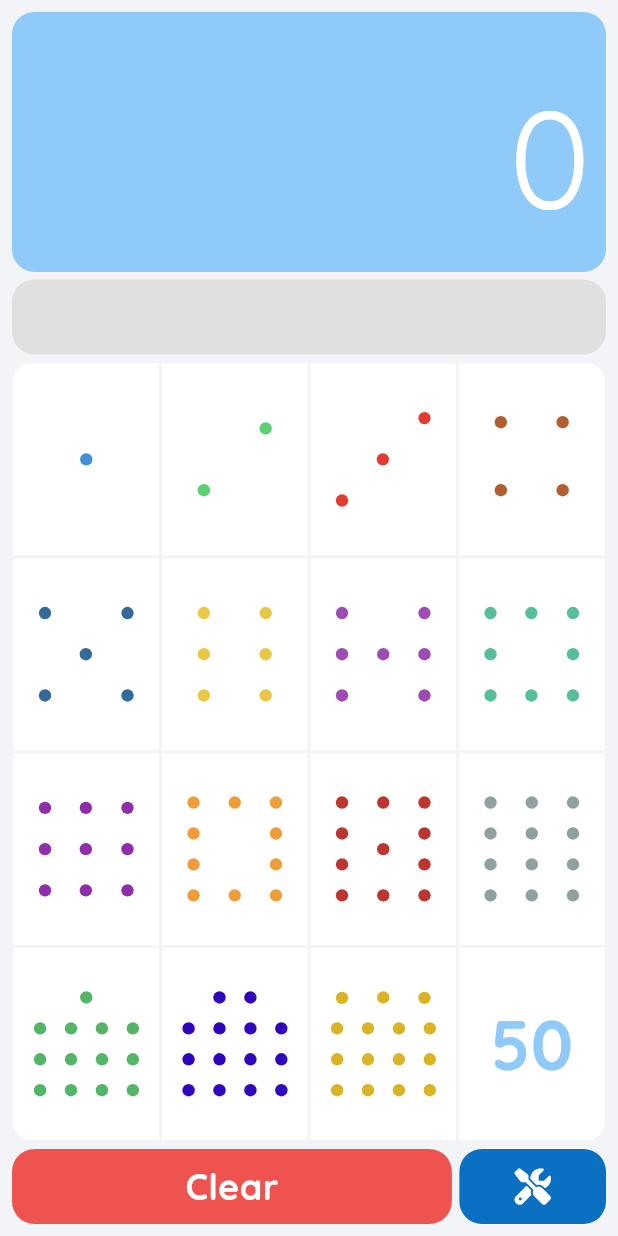
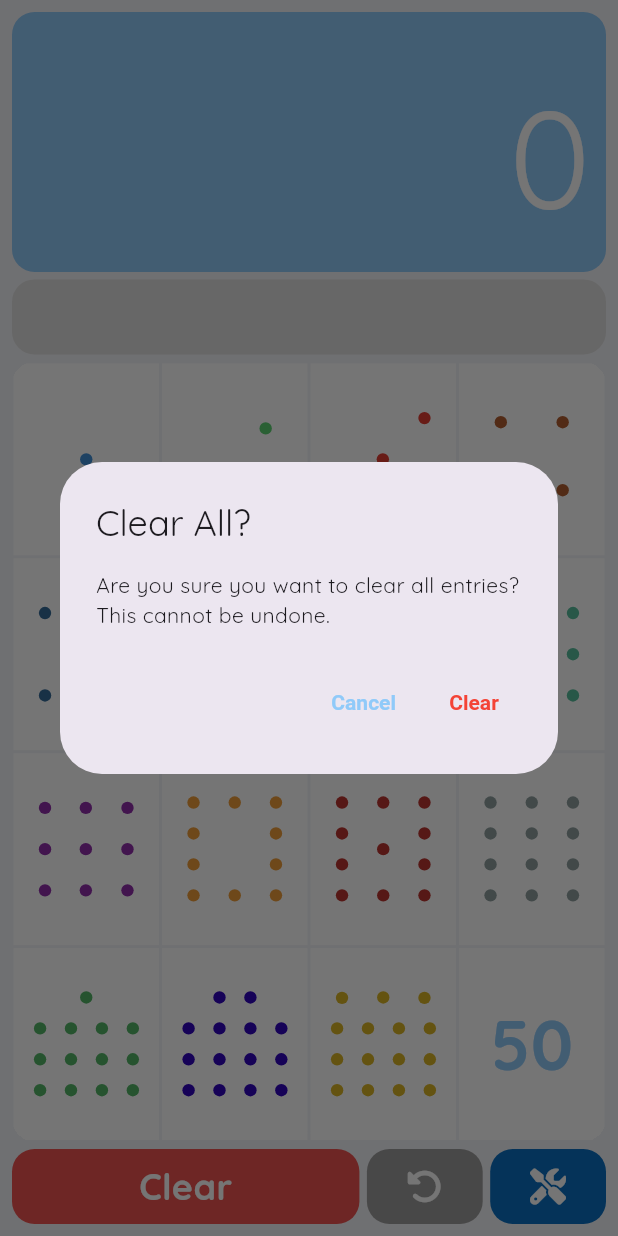
Before and after one commit to chrisstayte/DominoesCalculator, a Flutter app: the screen it shows after launch, after a tap on "Clear", on a phone screen of 412 x 824 dp. Run offline on Flutter 3.47's test engine with Material 3 defaults, Android fonts, the phone set to English and light mode, and no system bars; drawn by our look-alikes of auto_size_text; our stand-ins replace camera, flutter_svg, font_awesome_flutter, google_fonts, modal_bottom_sheet, package_info_plus and 3 more.

Commit message:
Fix bugs, improve code quality, add Undo button and Clear confirmation dialog
Co-authored-by: chrisstayte <12019608+chrisstayte@users.noreply.github.com>

```diff
--- a/lib/screens/home_screen.dart
+++ b/lib/screens/home_screen.dart
@@ -10,7 +10,6 @@ import 'package:dominoes/screens/widgets/keypad_key.dart';
 import 'package:dominoes/screens/widgets/tile_history.dart';
 import 'package:flutter/foundation.dart';
 import 'package:flutter/material.dart';
-import 'package:flutter/rendering.dart';
 import 'package:flutter/services.dart';
 import 'package:font_awesome_flutter/font_awesome_flutter.dart';
 import 'package:modal_bottom_sheet/modal_bottom_sheet.dart';
@@ -46,19 +45,50 @@ class _HomeScreenState extends State<HomeScreen> {
     });
   }
 
-  @override
-  void initState() {
-    super.initState();
+  void _undoLast() {
+    if (_calcHistory.isNotEmpty) {
+      setState(() {
+        _calcHistory.removeAt(0);
+      });
+      HapticFeedback.mediumImpact();
+    }
+  }
+
+  Future<void> _confirmClear() async {
+    final confirmed = await showDialog<bool>(
+      context: context,
+      builder: (context) => AlertDialog(
+        title: const Text('Clear All?'),
+        content: const Text(
+            'Are you sure you want to clear all entries? This cannot be undone.'),
+        actions: [
+          TextButton(
+            onPressed: () => Navigator.pop(context, false),
+            child: const Text('Cancel'),
+          ),
+          TextButton(
+            onPressed: () => Navigator.pop(context, true),
+            child: const Text(
+              'Clear',
+              style: TextStyle(color: Colors.red),
+            ),
+          ),
+        ],
+      ),
+    );
+    if (confirmed == true) {
+      setState(_calcHistory.clear);
+    }
   }
 
   @override
   Widget build(BuildContext context) {
-    SystemChrome.setSystemUIOverlayStyle(const SystemUiOverlayStyle(
+    return AnnotatedRegion<SystemUiOverlayStyle>(
+      value: const SystemUiOverlayStyle(
         statusBarBrightness: Brightness.light,
-        statusBarIconBrightness:
-            Brightness.dark //or set color with: Color(0xFF0000FF)
-        ));
-    return Scaffold(
+        statusBarIconBrightness: Brightness.dark,
+      ),
+      child: Scaffold(
       body: SafeArea(
         child: Padding(
           padding: const EdgeInsets.all(8.0),
@@ -243,7 +273,7 @@ class _HomeScreenState extends State<HomeScreen> {
                     Expanded(
                       flex: 3,
                       child: GestureDetector(
-                        onTap: () => setState(_calcHistory.clear),
+                        onTap: _confirmClear,
                         child: Container(
                           decoration: BoxDecoration(
                             color: Colors.red.shade400,
@@ -269,31 +299,38 @@ class _HomeScreenState extends State<HomeScreen> {
                     ),
                     Expanded(
                       child: GestureDetector(
+                        onTap: _undoLast,
+                        child: Container(
+                          decoration: BoxDecoration(
+                            color: Colors.grey.shade500,
+                            borderRadius: BorderRadius.circular(
+                              Global.ui.cornerRadius,
+                            ),
+                          ),
+                          child: const Center(
+                            child: FaIcon(
+                              FontAwesomeIcons.rotateLeft,
+                              color: Colors.white,
+                            ),
+                          ),
+                        ),
+                      ),
+                    ),
+                    SizedBox(
+                      width: _gapBetweenAreas,
+                    ),
+                    Expanded(
+                      child: GestureDetector(
                         onTap: () async {
                           if (kIsWeb) {
                             Navigator.pushNamed(context, '/settings');
-                          }
-                          if (Platform.isIOS) {
+                          } else if (!kIsWeb && Platform.isIOS) {
                             showCupertinoModalBottomSheet(
                               context: context,
                               builder: (context) => const SettingsScreen(),
                             );
                           } else {
                             Navigator.pushNamed(context, '/settings');
-                            // DraggableScrollableController controller =
-                            //     new DraggableScrollableController();
-                            // await showModalBottomSheet(
-                            //   backgroundColor: Colors.transparent,
-                            //   isScrollControlled: true,
-                            //   context: context,
-                            //   builder: (context) => DraggableScrollableSheet(
-                            //     controller: controller,
-                            //     builder: ((context, scrollController) =>
-                            //         SettingsScreen(
-                            //           controller: scrollController,
-                            //         )),
-                            //   ),
-                            // );
                           }
                         },
                         child: Container(
@@ -316,50 +353,6 @@ class _HomeScreenState extends State<HomeScreen> {
                         ),
                       ),
                     ),
-                    // const SizedBox(
-                    //   width: 5,
-                    // ),
-                    // Expanded(
-                    //   child: GestureDetector(
-                    //     onTap: () async {
-                    //       // await Navigator.pushNamed(context, '/camera');
-                    //       await showDialog(
-                    //         context: context,
-                    //         builder: (builder) {
-                    //           return AlertDialog(
-                    //             title: const Text(
-                    //                 'This is still a work in progress. You can hide this button in the settings.'),
-                    //             actions: [
-                    //               TextButton(
-                    //                   onPressed: () => Navigator.pop(context),
-                    //                   child: const Text('OK'))
-                    //             ],
-                    //           );
-                    //         },
-                    //       );
-                    //       Navigator.pop(context);
-                    //       return;
-                    //     },
-                    //     child: Container(
-                    //       decoration: BoxDecoration(
-                    //         color: HSLColor.fromColor(context
-                    //                 .watch<SettingsProvider>()
-                    //                 .appAccentColor)
-                    //             .withLightness(.4)
-                    //             .toColor(),
-                    //         borderRadius: BorderRadius.circular(
-                    //           Global.ui.cornerRadius,
-                    //         ),
-                    //       ),
-                    //       child: const Center(
-                    //         child: Icon(
-                    //           Icons.camera_alt_rounded,
-                    //           color: Colors.white,
-                    //         ),
-                    //       ),
-                    //     ),
-                    //   ),
-                    // ),
                   ],
                 ),
               ),
@@ -367,6 +360,7 @@ class _HomeScreenState extends State<HomeScreen> {
           ),
         ),
       ),
+    ),
     );
   }
 }
```
Also changed, not shown: lib/screens/settings_screen.dart (+13 -9 lines), lib/screens/widgets/accent_color_picker_item.dart (+2 -8 lines).
